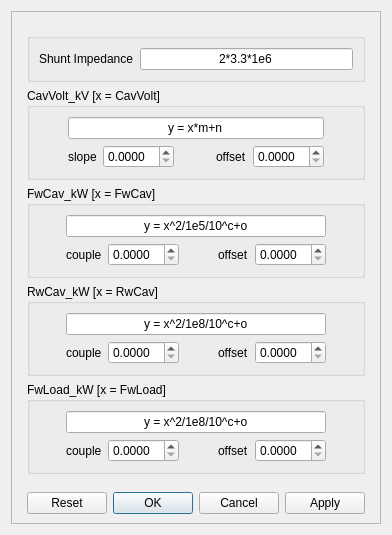
Qt form src/widgets/ui/FacadeAdjustments.ui (srgblnch/FastDataLoggerGUI) before a commit.
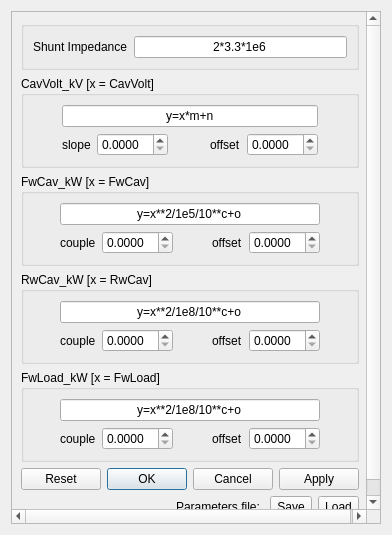
The same form after that commit. Custom widgets are drawn as their Qt base class.

Commit message: add a feature to the facade adjustments to save and retrieve the variables (into and from a text file). move sandbox path to the general Logger file as it is used for more than one of the project classes. forbid spaces in formula and improve the checker by forbid also the '^' (python uses'**'). clean info logs that where debug.

```diff
--- a/src/widgets/ui/FacadeAdjustments.ui
+++ b/src/widgets/ui/FacadeAdjustments.ui
@@ -30,19 +30,6 @@
       </property>
       <layout class="QGridLayout" name="gridLayout">
        <item row="6" column="1">
-        <spacer name="verticalSpacer">
-         <property name="orientation">
-          <enum>Qt::Vertical</enum>
-         </property>
-         <property name="sizeHint" stdset="0">
-          <size>
-           <width>20</width>
-           <height>40</height>
-          </size>
-         </property>
-        </spacer>
-       </item>
-       <item row="0" column="1">
         <spacer name="verticalSpacer_2">
          <property name="orientation">
           <enum>Qt::Vertical</enum>
@@ -55,6 +42,64 @@
          </property>
         </spacer>
        </item>
+       <item row="8" column="1">
+        <widget class="QDialogButtonBox" name="buttonBox">
+         <property name="standardButtons">
+          <set>QDialogButtonBox::Apply|QDialogButtonBox::Cancel|QDialogButtonBox::Ok|QDialogButtonBox::Reset</set>
+         </property>
+        </widget>
+       </item>
+       <item row="9" column="1">
+        <layout class="QGridLayout" name="gridLayout_3">
+         <item row="0" column="2">
+          <widget class="QToolButton" name="saveButton">
+           <property name="text">
+            <string>Save</string>
+           </property>
+          </widget>
+         </item>
+         <item row="0" column="0">
+          <spacer name="horizontalSpacer_4">
+           <property name="orientation">
+            <enum>Qt::Horizontal</enum>
+           </property>
+           <property name="sizeHint" stdset="0">
+            <size>
+             <width>40</width>
+             <height>20</height>
+            </size>
+           </property>
+          </spacer>
+         </item>
+         <item row="0" column="3">
+          <widget class="QToolButton" name="loadButton">
+           <property name="text">
+            <string>Load</string>
+           </property>
+          </widget>
+         </item>
+         <item row="0" column="1">
+          <widget class="QLabel" name="backupLabel">
+           <property name="text">
+            <string>Parameters file: </string>
+           </property>
+          </widget>
+         </item>
+        </layout>
+       </item>
+       <item row="0" column="1">
+        <spacer name="verticalSpacer">
+         <property name="orientation">
+          <enum>Qt::Vertical</enum>
+         </property>
+         <property name="sizeHint" stdset="0">
+          <size>
+           <width>20</width>
+           <height>40</height>
+          </size>
+         </property>
+        </spacer>
+       </item>
        <item row="1" column="1">
         <widget class="QGroupBox" name="ShuntImpedanceGroup">
          <property name="title">
@@ -107,13 +152,6 @@
          </property>
         </spacer>
        </item>
-       <item row="7" column="1">
-        <widget class="QDialogButtonBox" name="buttonBox">
-         <property name="standardButtons">
-          <set>QDialogButtonBox::Apply|QDialogButtonBox::Cancel|QDialogButtonBox::Ok|QDialogButtonBox::Reset</set>
-         </property>
-        </widget>
-       </item>
        <item row="2" column="1">
         <widget class="QGroupBox" name="cavityVolts_kV">
          <property name="title">
@@ -196,7 +234,7 @@
           <item row="0" column="1" colspan="5">
            <widget class="QLineEdit" name="cavityVolts_kV_Formula">
             <property name="text">
-             <string>y = x*m+n</string>
+             <string>y=x*m+n</string>
             </property>
             <property name="alignment">
              <set>Qt::AlignCenter</set>
@@ -288,7 +326,7 @@
           <item row="0" column="1" colspan="5">
            <widget class="QLineEdit" name="FwCavFormula">
             <property name="text">
-             <string>y = x^2/1e5/10^c+o</string>
+             <string>y=x**2/1e5/10**c+o</string>
             </property>
             <property name="alignment">
              <set>Qt::AlignCenter</set>
@@ -380,7 +418,7 @@
           <item row="0" column="1" colspan="5">
            <widget class="QLineEdit" name="RvCavFormula">
             <property name="text">
-             <string>y = x^2/1e8/10^c+o</string>
+             <string>y=x**2/1e8/10**c+o</string>
             </property>
             <property name="alignment">
              <set>Qt::AlignCenter</set>
@@ -472,7 +510,7 @@
           <item row="0" column="1" colspan="5">
            <widget class="QLineEdit" name="FwLoadFormula">
             <property name="text">
-             <string>y = x^2/1e8/10^c+o</string>
+             <string>y=x**2/1e8/10**c+o</string>
             </property>
             <property name="alignment">
              <set>Qt::AlignCenter</set>
@@ -482,6 +520,19 @@
          </layout>
         </widget>
        </item>
+       <item row="10" column="1">
+        <spacer name="verticalSpacer_3">
+         <property name="orientation">
+          <enum>Qt::Vertical</enum>
+         </property>
+         <property name="sizeHint" stdset="0">
+          <size>
+           <width>20</width>
+           <height>40</height>
+          </size>
+         </property>
+        </spacer>
+       </item>
       </layout>
      </widget>
     </widget>
```
The commit also changes 8 other files.
